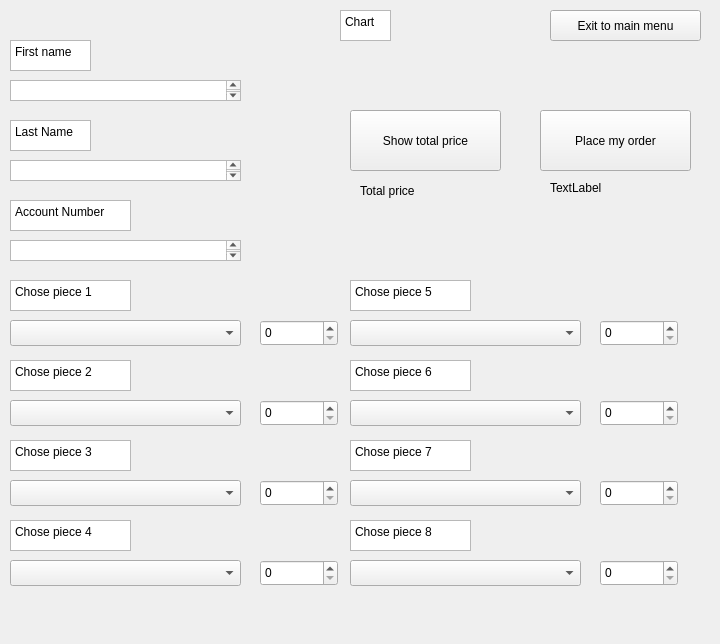
Before: the Qt Designer form Chart_creator.ui in Simlebo/Project_3BM, drawn with Qt 5.
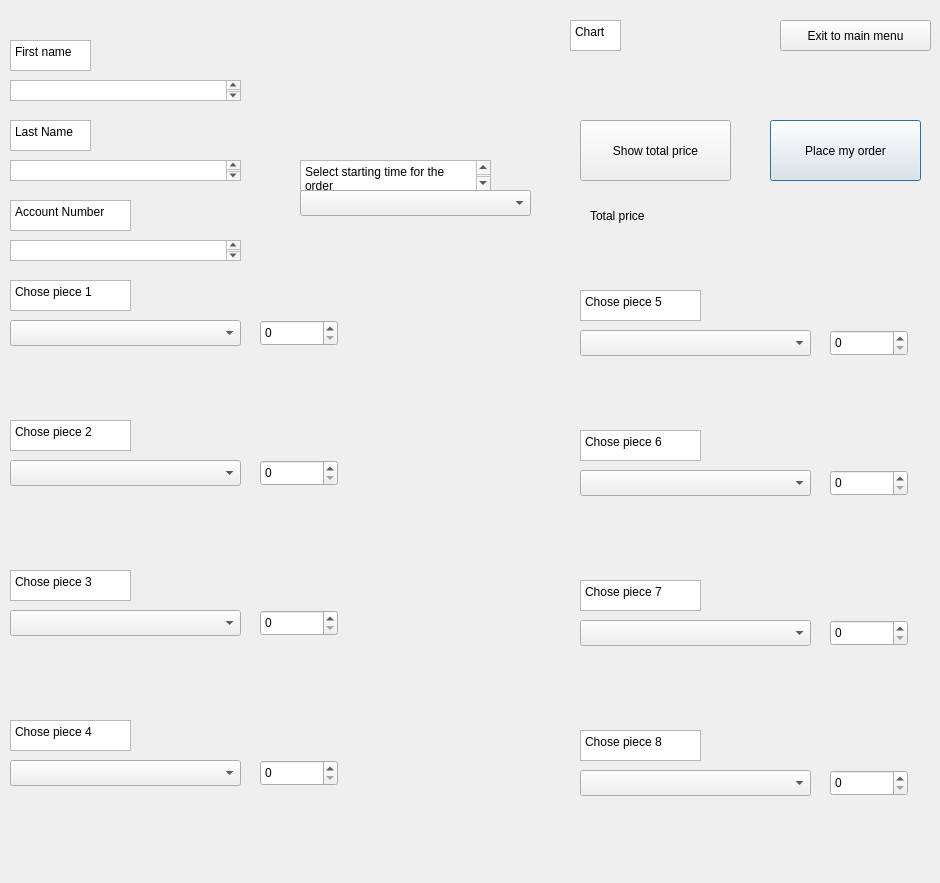
After: the same form once the commit is applied.

The edit to the form file:
```diff
--- a/Chart_creator.ui
+++ b/Chart_creator.ui
@@ -6,26 +6,13 @@
    <rect>
     <x>0</x>
     <y>0</y>
-    <width>720</width>
-    <height>644</height>
+    <width>940</width>
+    <height>883</height>
    </rect>
   </property>
   <property name="windowTitle">
    <string>Dialog</string>
   </property>
-  <widget class="QPushButton" name="Enter_button">
-   <property name="geometry">
-    <rect>
-     <x>630</x>
-     <y>680</y>
-     <width>81</width>
-     <height>26</height>
-    </rect>
-   </property>
-   <property name="text">
-    <string>Enter</string>
-   </property>
-  </widget>
   <widget class="QTextEdit" name="Edit_first_name">
    <property name="geometry">
     <rect>
@@ -49,8 +36,8 @@
   <widget class="QPlainTextEdit" name="plainTextEdit">
    <property name="geometry">
     <rect>
-     <x>340</x>
-     <y>10</y>
+     <x>570</x>
+     <y>20</y>
      <width>51</width>
      <height>31</height>
     </rect>
@@ -160,7 +147,7 @@
    <property name="geometry">
     <rect>
      <x>260</x>
-     <y>400</y>
+     <y>460</y>
      <width>78</width>
      <height>26</height>
     </rect>
@@ -170,7 +157,7 @@
    <property name="geometry">
     <rect>
      <x>10</x>
-     <y>400</y>
+     <y>460</y>
      <width>231</width>
      <height>26</height>
     </rect>
@@ -180,7 +167,7 @@
    <property name="geometry">
     <rect>
      <x>10</x>
-     <y>360</y>
+     <y>420</y>
      <width>121</width>
      <height>31</height>
     </rect>
@@ -196,7 +183,7 @@
    <property name="geometry">
     <rect>
      <x>260</x>
-     <y>480</y>
+     <y>610</y>
      <width>78</width>
      <height>26</height>
     </rect>
@@ -206,7 +193,7 @@
    <property name="geometry">
     <rect>
      <x>10</x>
-     <y>480</y>
+     <y>610</y>
      <width>231</width>
      <height>26</height>
     </rect>
@@ -216,7 +203,7 @@
    <property name="geometry">
     <rect>
      <x>10</x>
-     <y>440</y>
+     <y>570</y>
      <width>121</width>
      <height>31</height>
     </rect>
@@ -229,7 +216,7 @@
    <property name="geometry">
     <rect>
      <x>260</x>
-     <y>560</y>
+     <y>760</y>
      <width>78</width>
      <height>26</height>
     </rect>
@@ -239,7 +226,7 @@
    <property name="geometry">
     <rect>
      <x>10</x>
-     <y>560</y>
+     <y>760</y>
      <width>231</width>
      <height>26</height>
     </rect>
@@ -249,7 +236,7 @@
    <property name="geometry">
     <rect>
      <x>10</x>
-     <y>520</y>
+     <y>720</y>
      <width>121</width>
      <height>31</height>
     </rect>
@@ -261,47 +248,11 @@
     <string>Chose piece 4</string>
    </property>
   </widget>
-  <widget class="QSpinBox" name="spinBox_5">
-   <property name="geometry">
-    <rect>
-     <x>270</x>
-     <y>690</y>
-     <width>78</width>
-     <height>26</height>
-    </rect>
-   </property>
-  </widget>
-  <widget class="QComboBox" name="comboBox_5">
-   <property name="geometry">
-    <rect>
-     <x>20</x>
-     <y>690</y>
-     <width>231</width>
-     <height>26</height>
-    </rect>
-   </property>
-  </widget>
-  <widget class="QPlainTextEdit" name="plainTextEdit_9">
-   <property name="geometry">
-    <rect>
-     <x>20</x>
-     <y>650</y>
-     <width>121</width>
-     <height>31</height>
-    </rect>
-   </property>
-   <property name="readOnly">
-    <bool>true</bool>
-   </property>
-   <property name="plainText">
-    <string>Chose piece</string>
-   </property>
-  </widget>
   <widget class="QPlainTextEdit" name="plainTextEdit_10">
    <property name="geometry">
     <rect>
-     <x>350</x>
-     <y>520</y>
+     <x>580</x>
+     <y>730</y>
      <width>121</width>
      <height>31</height>
     </rect>
@@ -313,21 +264,21 @@
     <string>Chose piece 8</string>
    </property>
   </widget>
-  <widget class="QComboBox" name="comboBox_6">
+  <widget class="QComboBox" name="comboBox_7">
    <property name="geometry">
     <rect>
-     <x>350</x>
-     <y>480</y>
+     <x>580</x>
+     <y>620</y>
      <width>231</width>
      <height>26</height>
     </rect>
    </property>
   </widget>
-  <widget class="QSpinBox" name="spinBox_6">
+  <widget class="QSpinBox" name="spinBox_7">
    <property name="geometry">
     <rect>
-     <x>600</x>
-     <y>480</y>
+     <x>830</x>
+     <y>620</y>
      <width>78</width>
      <height>26</height>
     </rect>
@@ -336,8 +287,8 @@
   <widget class="QPlainTextEdit" name="plainTextEdit_11">
    <property name="geometry">
     <rect>
-     <x>350</x>
-     <y>360</y>
+     <x>580</x>
+     <y>430</y>
      <width>121</width>
      <height>31</height>
     </rect>
@@ -349,11 +300,11 @@
     <string>Chose piece 6</string>
    </property>
   </widget>
-  <widget class="QComboBox" name="comboBox_7">
+  <widget class="QComboBox" name="comboBox_6">
    <property name="geometry">
     <rect>
-     <x>350</x>
-     <y>400</y>
+     <x>580</x>
+     <y>470</y>
      <width>231</width>
      <height>26</height>
     </rect>
@@ -362,8 +313,8 @@
   <widget class="QPlainTextEdit" name="plainTextEdit_12">
    <property name="geometry">
     <rect>
-     <x>350</x>
-     <y>440</y>
+     <x>580</x>
+     <y>580</y>
      <width>121</width>
      <height>31</height>
     </rect>
@@ -375,31 +326,31 @@
     <string>Chose piece 7</string>
    </property>
   </widget>
-  <widget class="QSpinBox" name="spinBox_7">
+  <widget class="QSpinBox" name="spinBox_5">
    <property name="geometry">
     <rect>
-     <x>600</x>
-     <y>320</y>
+     <x>830</x>
+     <y>330</y>
      <width>78</width>
      <height>26</height>
     </rect>
    </property>
   </widget>
-  <widget class="QSpinBox" name="spinBox_8">
+  <widget class="QSpinBox" name="spinBox_6">
    <property name="geometry">
     <rect>
-     <x>600</x>
-     <y>400</y>
+     <x>830</x>
+     <y>470</y>
      <width>78</width>
      <height>26</height>
     </rect>
    </property>
   </widget>
-  <widget class="QComboBox" name="comboBox_8">
+  <widget class="QComboBox" name="comboBox_5">
    <property name="geometry">
     <rect>
-     <x>350</x>
-     <y>320</y>
+     <x>580</x>
+     <y>330</y>
      <width>231</width>
      <height>26</height>
     </rect>
@@ -408,8 +359,8 @@
   <widget class="QPlainTextEdit" name="plainTextEdit_13">
    <property name="geometry">
     <rect>
-     <x>350</x>
-     <y>280</y>
+     <x>580</x>
+     <y>290</y>
      <width>121</width>
      <height>31</height>
     </rect>
@@ -421,21 +372,21 @@
     <string>Chose piece 5</string>
    </property>
   </widget>
-  <widget class="QSpinBox" name="spinBox_9">
+  <widget class="QSpinBox" name="spinBox_8">
    <property name="geometry">
     <rect>
-     <x>600</x>
-     <y>560</y>
+     <x>830</x>
+     <y>770</y>
      <width>78</width>
      <height>26</height>
     </rect>
    </property>
   </widget>
-  <widget class="QComboBox" name="comboBox_9">
+  <widget class="QComboBox" name="comboBox_8">
    <property name="geometry">
     <rect>
-     <x>350</x>
-     <y>560</y>
+     <x>580</x>
+     <y>770</y>
      <width>231</width>
      <height>26</height>
     </rect>
@@ -444,8 +395,8 @@
   <widget class="QPushButton" name="Place_order">
    <property name="geometry">
     <rect>
-     <x>540</x>
-     <y>110</y>
+     <x>770</x>
+     <y>120</y>
      <width>151</width>
      <height>61</height>
     </rect>
@@ -457,8 +408,8 @@
   <widget class="QPushButton" name="Show_price">
    <property name="geometry">
     <rect>
-     <x>350</x>
-     <y>110</y>
+     <x>580</x>
+     <y>120</y>
      <width>151</width>
      <height>61</height>
     </rect>
@@ -470,10 +421,10 @@
   <widget class="QLabel" name="Total_price">
    <property name="geometry">
     <rect>
-     <x>360</x>
+     <x>590</x>
      <y>180</y>
-     <width>121</width>
-     <height>21</height>
+     <width>271</width>
+     <height>71</height>
     </rect>
    </property>
    <property name="text">
@@ -483,8 +434,8 @@
   <widget class="QPushButton" name="Exit_menu">
    <property name="geometry">
     <rect>
-     <x>550</x>
-     <y>10</y>
+     <x>780</x>
+     <y>20</y>
      <width>151</width>
      <height>31</height>
     </rect>
@@ -493,17 +444,30 @@
     <string>Exit to main menu</string>
    </property>
   </widget>
-  <widget class="QLabel" name="label">
+  <widget class="QPlainTextEdit" name="plainTextEdit_9">
    <property name="geometry">
     <rect>
-     <x>550</x>
-     <y>180</y>
-     <width>91</width>
-     <height>16</height>
+     <x>300</x>
+     <y>160</y>
+     <width>191</width>
+     <height>31</height>
     </rect>
    </property>
-   <property name="text">
-    <string>TextLabel</string>
+   <property name="readOnly">
+    <bool>true</bool>
+   </property>
+   <property name="plainText">
+    <string>Select starting time for the order</string>
+   </property>
+  </widget>
+  <widget class="QComboBox" name="comboBox_11">
+   <property name="geometry">
+    <rect>
+     <x>300</x>
+     <y>190</y>
+     <width>231</width>
+     <height>26</height>
+    </rect>
    </property>
   </widget>
  </widget>
```
